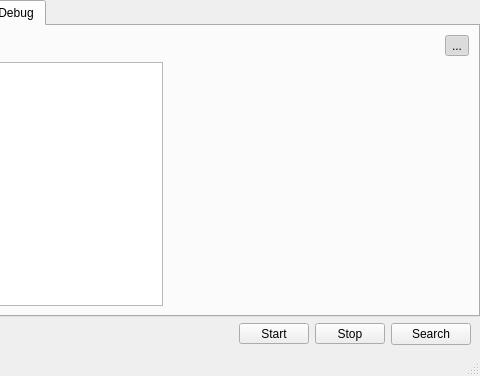
The window that qkexplorerwidget.ui (QkThings/qkwidget) describes before a commit, drawn with Qt 5; both pictures show x 220 to 700 and y 0 to 376 of the 700 by 376 pixel window.
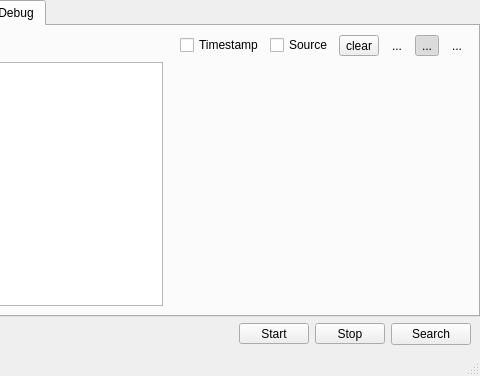
The same window after the commit. The open tabs and pages were chosen to show the change. Icons and pictures are not drawn. Custom widgets are drawn as their Qt base class.

Commit message: dockable widgets

The edit to the form file:
```diff
--- a/qkexplorerwidget.ui
+++ b/qkexplorerwidget.ui
@@ -451,12 +451,37 @@
                </spacer>
               </item>
               <item>
-               <widget class="QLabel" name="label_debugEnabled">
+               <widget class="QCheckBox" name="checkBox">
                 <property name="text">
-                 <string/>
+                 <string>Timestamp</string>
                 </property>
-                <property name="pixmap">
-                 <pixmap resource="resources/icons/qkwidget_icons.qrc">:/icons/off_16.png</pixmap>
+               </widget>
+              </item>
+              <item>
+               <widget class="QCheckBox" name="checkBox_2">
+                <property name="text">
+                 <string>Source</string>
+                </property>
+               </widget>
+              </item>
+              <item>
+               <widget class="QToolButton" name="toolButton_3">
+                <property name="text">
+                 <string>clear</string>
+                </property>
+               </widget>
+              </item>
+              <item>
+               <widget class="QToolButton" name="toolButton_2">
+                <property name="text">
+                 <string>...</string>
+                </property>
+                <property name="icon">
+                 <iconset resource="resources/icons/qkwidget_icons.qrc">
+                  <normaloff>:/icons/off_16.png</normaloff>:/icons/off_16.png</iconset>
+                </property>
+                <property name="autoRaise">
+                 <bool>true</bool>
                 </property>
                </widget>
               </item>
@@ -480,6 +505,16 @@
                 </property>
                </widget>
               </item>
+              <item>
+               <widget class="QToolButton" name="debug_buttonDock">
+                <property name="text">
+                 <string>...</string>
+                </property>
+                <property name="autoRaise">
+                 <bool>true</bool>
+                </property>
+               </widget>
+              </item>
              </layout>
             </item>
             <item>
```
Left out of the diff: 59 changed lines with no effect on the pictures. The commit also changes 2 other files.
